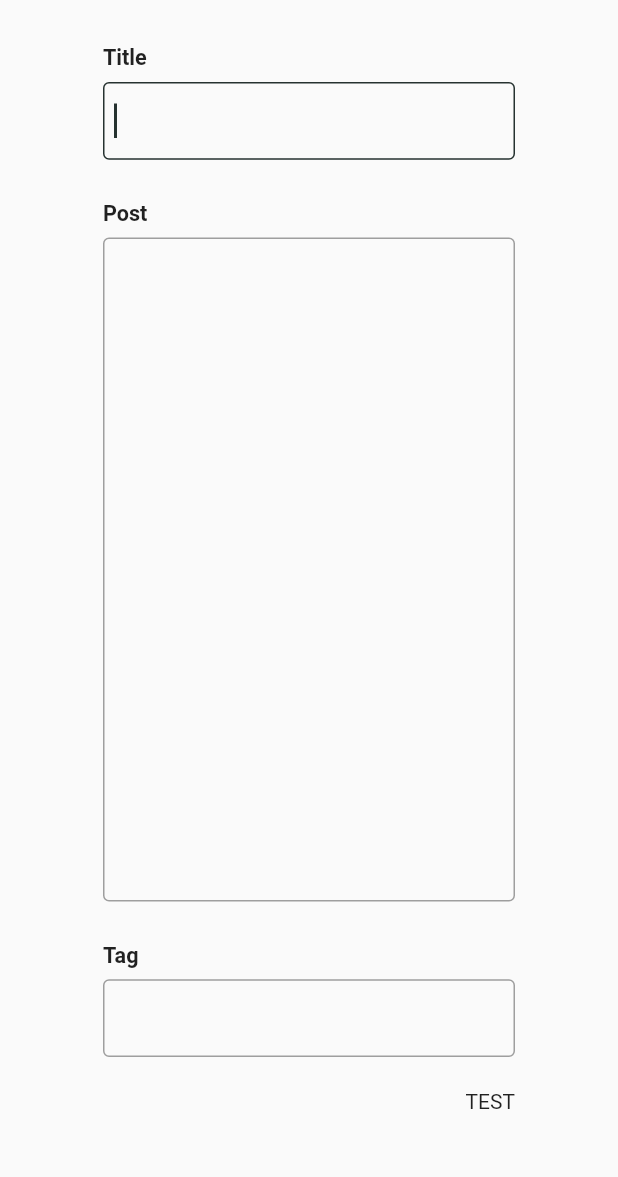
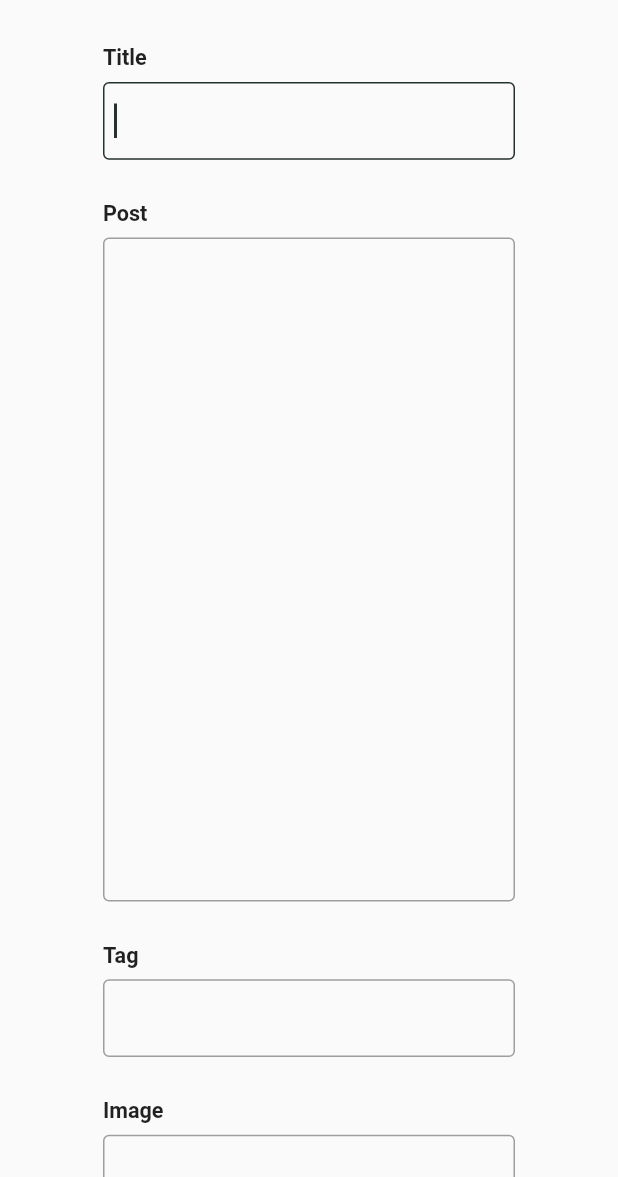
Before and after one commit to danielyoon/sangjishik, a Flutter app: the CreatePostsScreen screen opened by its route, scrolled down 97 dp, on a phone screen of 412 x 824 dp, the part 59-1236 px from its top. Run offline on Flutter 3.47's test engine with Material 2 defaults, Android fonts, the light colour scheme and no system bars; our stand-ins replace get_it, get_it_mixin, go_router, google_fonts, image_picker, shared_preferences and 1 more; accounts and stored records are empty.

Commit message:
Added image picker

```diff
--- a/lib/business_logic/data/quotes.dart
+++ b/lib/business_logic/data/quotes.dart
@@ -325,4 +325,8 @@ Map<int, dynamic> quotes = {
         'Love is patient and kind; love does not envy or boast; it is not arrogant or rude. It does not insist on its own way; it is not irritable or resentful; it does not rejoice at wrongdoing, but rejoices with the truth. Love bears all things, believes all things, hopes all things, endures all things. Love never ends.',
     'author': '1 Corinthians 13: 4-8 (ESV)',
   },
+  70: {
+    'quote': 'The inner machinations of my mind are an enigma.',
+    'author': 'Patrick Star (Spongebob Squarepants)',
+  },
 };
--- a/lib/router.dart
+++ b/lib/router.dart
@@ -37,7 +37,7 @@ final appRouter = GoRouter(
           routes: [
             GoRoute(
               path: '/create',
-              pageBuilder: (context, state) => const NoTransitionPage(
+              pageBuilder: (context, state) => NoTransitionPage(
                 child: CreatePostsScreen(),
               ),
             ),
--- a/lib/user_interface/screens/create/create_posts_screen.dart
+++ b/lib/user_interface/screens/create/create_posts_screen.dart
@@ -1,17 +1,23 @@
+import 'package:image_picker/image_picker.dart';
+import 'package:sangjishik/business_logic/logic/app_model.dart';
 import 'package:sangjishik/core_packages.dart';
 import 'package:sangjishik/user_interface/screens/create/tag_popup.dart';
 
-class CreatePostsScreen extends StatefulWidget {
-  const CreatePostsScreen({super.key});
+class CreatePostsScreen extends StatefulWidget with GetItStatefulWidgetMixin {
+  CreatePostsScreen({super.key});
 
   @override
   State<CreatePostsScreen> createState() => _CreatePostsScreenState();
 }
 
-class _CreatePostsScreenState extends State<CreatePostsScreen> {
+class _CreatePostsScreenState extends State<CreatePostsScreen>
+    with GetItStateMixin {
   late TextEditingController _titleController;
   late TextEditingController _postController;
   late TextEditingController _tagController;
+
+  final ImagePicker picker = ImagePicker();
+  XFile? image;
 
   @override
   void initState() {
@@ -29,8 +35,16 @@ class _CreatePostsScreenState extends State<CreatePostsScreen> {
     super.dispose();
   }
 
+  void _uploadImage() async {
+    image = await picker.pickImage(source: ImageSource.gallery);
+    setState(() {});
+  }
+
   @override
   Widget build(BuildContext context) {
+    List<String> tags = watchX((AppModel m) => m.postTags);
+    _tagController.text = tags.toString();
+
     double width = context.widthPx;
     double height = context.widthPx;
 
@@ -71,14 +85,38 @@ class _CreatePostsScreenState extends State<CreatePostsScreen> {
               VSpace.med,
               GestureDetector(
                 onTap: () => showTagDialog(context),
-                child: StyledTextField(
-                  label: 'Tag',
-                  style: $styles.text.body,
-                  labelStyle: $styles.text.bodyBold,
-                  text: _tagController.text,
-                  enabled: false,
-                ),
+                child: tags.isEmpty
+                    ? StyledTextField(
+                        label: 'Tag',
+                        style: $styles.text.body,
+                        labelStyle: $styles.text.bodyBold,
+                        text: '',
+                        enabled: false,
+                      )
+                    : StyledTextField(
+                        label: 'Tag',
+                        controller: _tagController,
+                        style: $styles.text.body,
+                        labelStyle: $styles.text.bodyBold,
+                        enabled: false),
               ),
+              VSpace.med,
+              image == null
+                  ? GestureDetector(
+                      onTap: () => _uploadImage(),
+                      child: StyledTextField(
+                        label: 'Image',
+                        labelStyle: $styles.text.bodyBold,
+                        style: $styles.text.body,
+                        text: '',
+                        enabled: false,
+                        numLines: 3,
+                      ),
+                    )
+                  : SizedBox(
+                      width: double.infinity,
+                      child: Image.network(image!.path),
+                    ),
               VSpace.med,
               Row(
                 mainAxisAlignment: MainAxisAlignment.end,
--- a/pubspec.yaml
+++ b/pubspec.yaml
@@ -20,6 +20,7 @@ dependencies:
   go_router: ^9.0.3
   google_fonts: ^5.1.0
   http: ^1.1.0
+  image_picker: ^1.0.1
   shared_preferences: ^2.0.15
   sized_context: ^1.0.0+1
 
```
Also changed, not shown: lib/business_logic/logic/app_model.dart (+6 -1 lines), lib/user_interface/screens/create/tag_popup.dart (+11 -0 lines), pubspec.lock, 5 other files.
